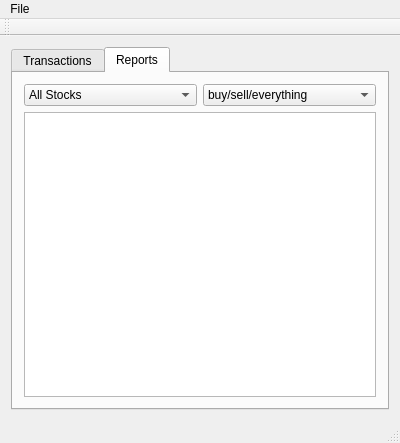
The window that mainwindow.ui (tstaerk/bullware) describes before a commit, drawn with Qt 5.
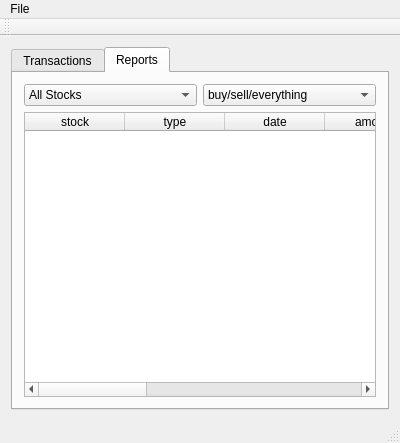
The same window after the commit. The open tabs and pages were chosen to show the change.

Commit message: Naming the columns

What changed in the file:
```diff
--- a/mainwindow.ui
+++ b/mainwindow.ui
@@ -130,7 +130,53 @@
          </widget>
         </item>
         <item row="1" column="0" colspan="2">
-         <widget class="QTableWidget" name="tableWidget_2"/>
+         <widget class="QTableWidget" name="tableWidget_2">
+          <column>
+           <property name="text">
+            <string>stock</string>
+           </property>
+          </column>
+          <column>
+           <property name="text">
+            <string>type</string>
+           </property>
+          </column>
+          <column>
+           <property name="text">
+            <string>date</string>
+           </property>
+          </column>
+          <column>
+           <property name="text">
+            <string>amount</string>
+           </property>
+          </column>
+          <column>
+           <property name="text">
+            <string>price</string>
+           </property>
+          </column>
+          <column>
+           <property name="text">
+            <string>price currency</string>
+           </property>
+          </column>
+          <column>
+           <property name="text">
+            <string>sum</string>
+           </property>
+          </column>
+          <column>
+           <property name="text">
+            <string>sum currency</string>
+           </property>
+          </column>
+          <column>
+           <property name="text">
+            <string>deposit</string>
+           </property>
+          </column>
+         </widget>
         </item>
        </layout>
       </widget>
```
Left out of the diff: 5 changed lines with no effect on the pictures.
